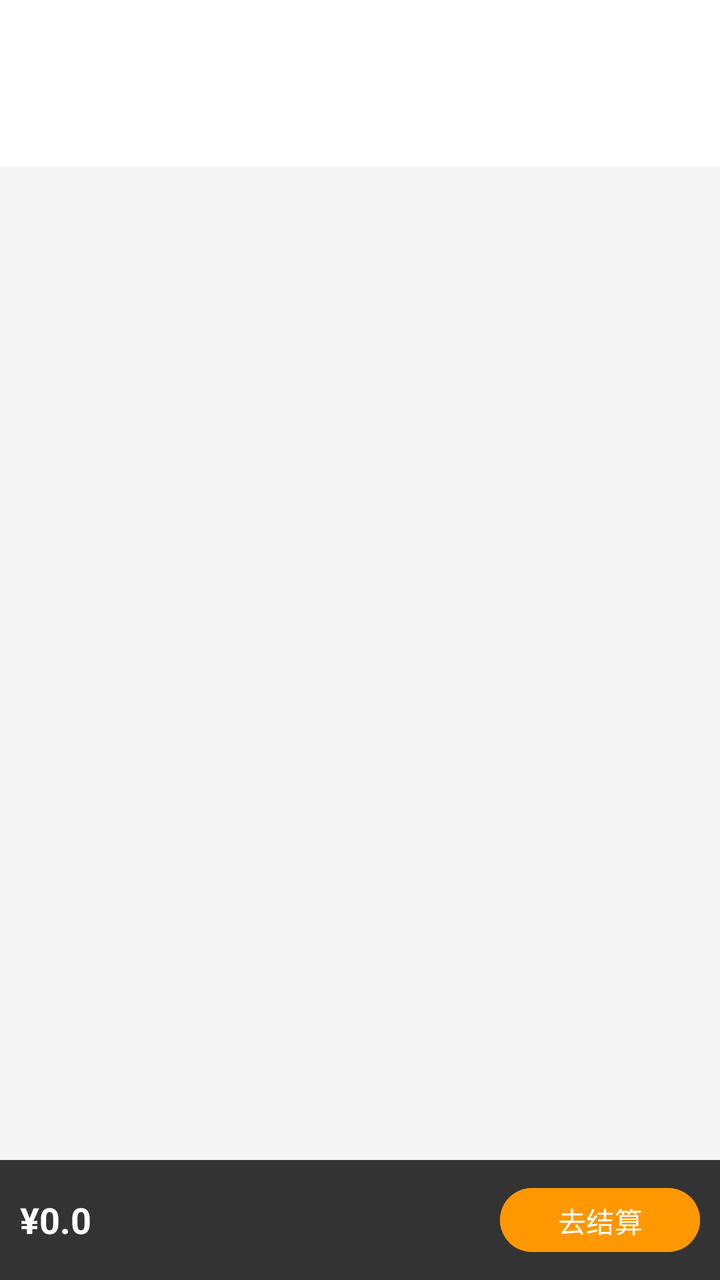
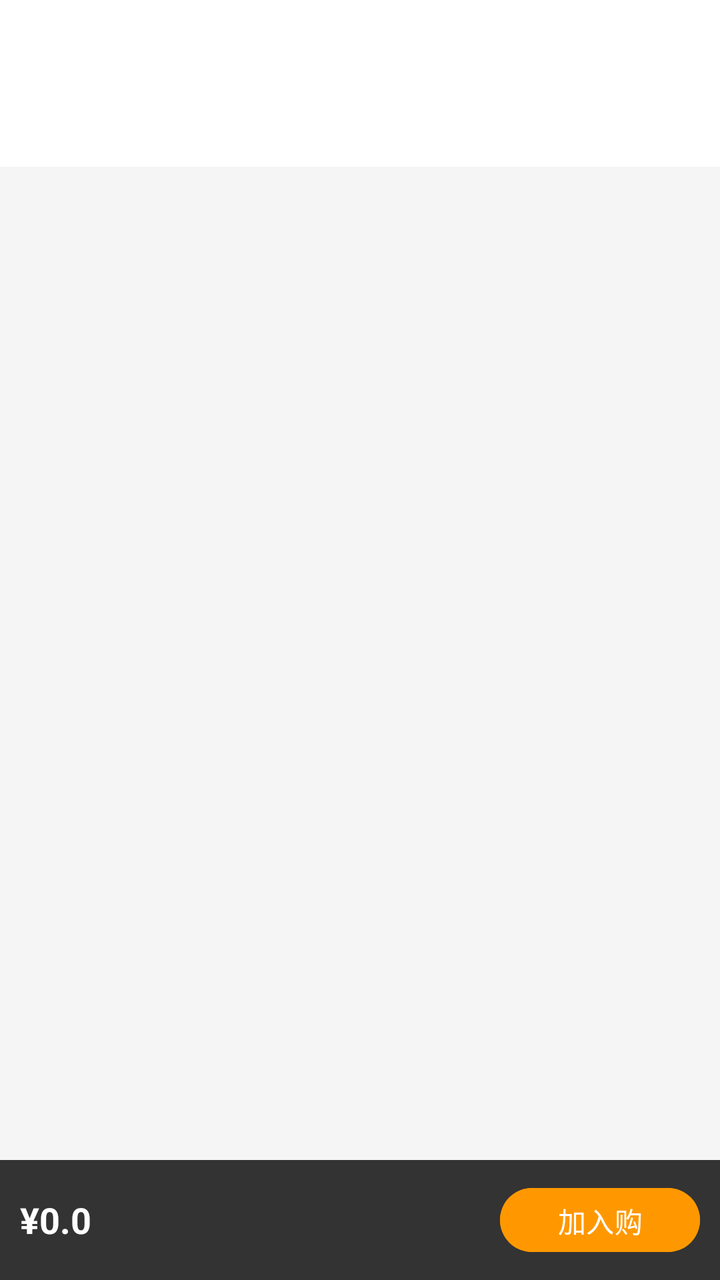

An Android layout rendered at two revisions. The XML below is the earlier revision; the diff shows what the commit changed to produce the second picture.
<!-- AndroidManifest.xml: application theme Theme.End -->
<!-- res/layout/activity_shop_detail.xml -->
<?xml version="1.0" encoding="utf-8"?>
<RelativeLayout xmlns:android="http://schemas.android.com/apk/res/android"
    android:layout_width="match_parent"
    android:layout_height="match_parent"
    android:background="#F5F5F5">

    
    <LinearLayout
        android:id="@+id/layout_shop_head"
        android:layout_width="match_parent"
        android:layout_height="wrap_content"
        android:background="#FFFFFF"
        android:padding="16dp"
        android:orientation="vertical">
        <TextView
            android:id="@+id/tv_detail_shop_name"
            android:layout_width="wrap_content"
            android:layout_height="wrap_content"
            android:textSize="20sp"
            android:textStyle="bold"
            android:textColor="#333"/>
        <TextView
            android:id="@+id/tv_detail_announcement"
            android:layout_width="wrap_content"
            android:layout_height="wrap_content"
            android:layout_marginTop="8dp"
            android:textColor="#FF9800"
            android:textSize="12sp"/>
    </LinearLayout>

    
    <androidx.recyclerview.widget.RecyclerView
        android:id="@+id/recycler_view_menu"
        android:layout_width="match_parent"
        android:layout_height="match_parent"
        android:layout_below="@id/layout_shop_head"
        android:layout_above="@id/layout_cart_bar" />

    
    <LinearLayout
        android:id="@+id/layout_cart_bar"
        android:layout_width="match_parent"
        android:layout_height="60dp"
        android:layout_alignParentBottom="true"
        android:background="#333333"
        android:gravity="center_vertical"
        android:orientation="horizontal"
        android:padding="10dp">

        <TextView
            android:id="@+id/tv_cart_total"
            android:layout_width="0dp"
            android:layout_weight="1"
            android:layout_height="wrap_content"
            android:text="¥0.0"
            android:textColor="#FFFFFF"
            android:textSize="18sp"
            android:textStyle="bold" />

        <Button
            android:id="@+id/btn_checkout"
            android:layout_width="100dp"
            android:layout_height="40dp"
            android:backgroundTint="#FF9800"
            android:text="去结算"
            android:textColor="#FFFFFF" />
    </LinearLayout>
</RelativeLayout>
<!-- resources referenced by this layout -->
<resources>
  <style name="Theme.End" parent="Base.Theme.End" />
  <style name="Base.Theme.End" parent="Theme.Material3.DayNight.NoActionBar">
          
          
      </style>
</resources>

<!-- the commit's change to res/layout/activity_shop_detail.xml (unified diff, before → after) -->
@@ -62,7 +62,7 @@
             android:layout_width="100dp"
             android:layout_height="40dp"
             android:backgroundTint="#FF9800"
-            android:text="去结算"
-            android:textColor="#FFFFFF" />
+            android:text="加入购物车"
+        android:textColor="#FFFFFF" />
     </LinearLayout>
 </RelativeLayout>
